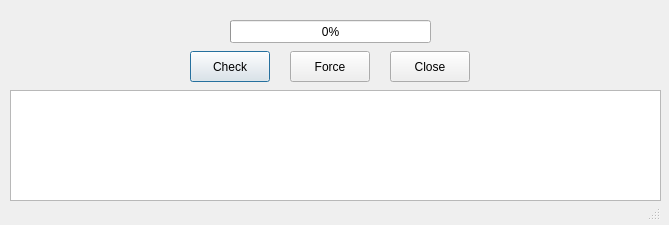
adgellida/ubunsys, file src/updatescriptsdialog.ui: the form before one commit.
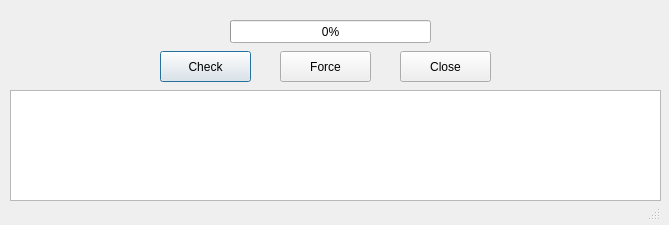
The form after the commit.

Diff of the .ui file:
```diff
--- a/src/updatescriptsdialog.ui
+++ b/src/updatescriptsdialog.ui
@@ -29,9 +29,9 @@
   <widget class="QPushButton" name="checkButton">
    <property name="geometry">
     <rect>
-     <x>190</x>
+     <x>160</x>
      <y>51</y>
-     <width>80</width>
+     <width>91</width>
      <height>31</height>
     </rect>
    </property>
@@ -65,9 +65,9 @@
   <widget class="QPushButton" name="closeUpdateDialogButton">
    <property name="geometry">
     <rect>
-     <x>390</x>
+     <x>400</x>
      <y>51</y>
-     <width>80</width>
+     <width>91</width>
      <height>31</height>
     </rect>
    </property>
@@ -78,9 +78,9 @@
   <widget class="QPushButton" name="forceButton">
    <property name="geometry">
     <rect>
-     <x>290</x>
+     <x>280</x>
      <y>51</y>
-     <width>80</width>
+     <width>91</width>
      <height>31</height>
     </rect>
    </property>
```
